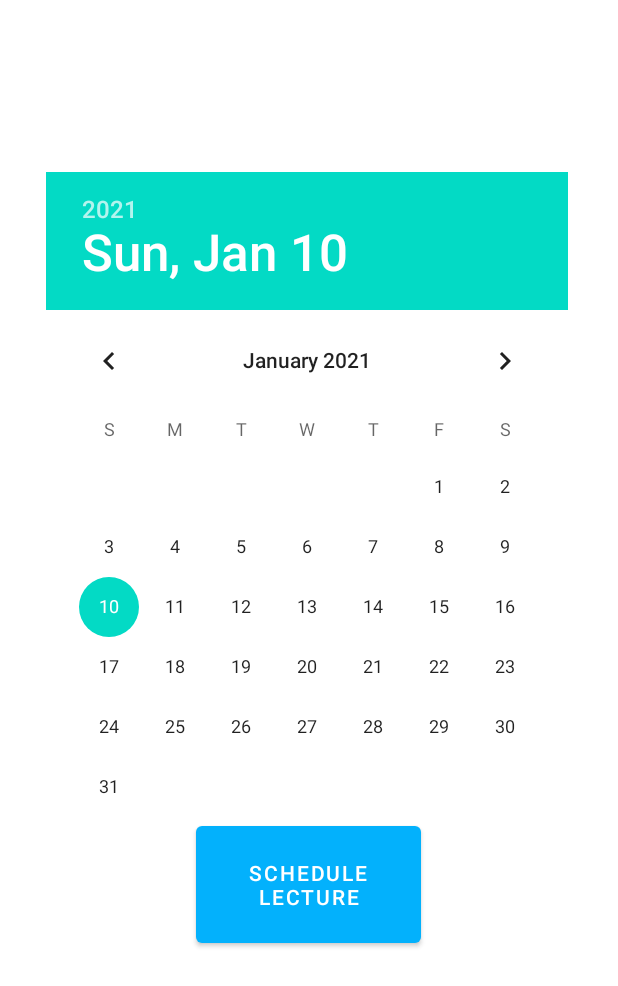
After one commit to vnavada99/OLSM_admin, an Android app: the layout activity_select_date.xml on its own in the app's theme, with its tools: preview values and no code run, on a phone screen of 412 x 824 dp. The commit adds this screen. Shown: the top 986 px of the screen. Run offline under Robolectric (Android 15) with nearby library versions, the phone set to English and light mode, and no system bars.

Commit message:
Added feature to schedule the Lectures and assign them to the available instructors partially.

```diff
--- a/app/src/main/AndroidManifest.xml
+++ b/app/src/main/AndroidManifest.xml
@@ -9,10 +9,12 @@
         android:roundIcon="@mipmap/ic_main_logo"
         android:supportsRtl="true"
         android:theme="@style/Theme.OLSM_admin">
+        <activity android:name="Instructor.select_instructor"></activity>
+        <activity android:name="assign_lecture.select_date" />
         <activity
             android:name="courses.scrolling_view_course"
             android:label="@string/title_activity_scrolling_view_course"
-            android:theme="@style/Theme.OLSM_admin.NoActionBar"></activity>
+            android:theme="@style/Theme.OLSM_admin.NoActionBar" />
         <activity android:name="courses.view_course" />
         <activity android:name="courses.add_course" />
         <activity android:name=".courses_one" />
--- a/app/src/main/java/com/example/olsm_admin/ui/home/HomeFragment.java
+++ b/app/src/main/java/com/example/olsm_admin/ui/home/HomeFragment.java
@@ -55,7 +55,7 @@ public class HomeFragment extends Fragment{
             public void onChanged(@Nullable String s) {
             }
         });
-         fab = root.findViewById(R.id.fab);
+        fab = root.findViewById(R.id.fab);
         fab.setOnClickListener(new View.OnClickListener() {
             @Override
             public void onClick(View view) {
--- /dev/null
+++ b/app/src/main/res/layout/activity_select_date.xml
@@ -0,0 +1,55 @@
+<?xml version="1.0" encoding="utf-8"?>
+<androidx.constraintlayout.widget.ConstraintLayout xmlns:android="http://schemas.android.com/apk/res/android"
+    xmlns:app="http://schemas.android.com/apk/res-auto"
+    xmlns:tools="http://schemas.android.com/tools"
+    android:layout_width="match_parent"
+    android:layout_height="match_parent"
+    tools:context="assign_lecture.select_date">
+
+
+    <LinearLayout
+        android:layout_width="match_parent"
+        android:layout_height="wrap_content"
+        android:orientation="vertical"
+        app:layout_constraintBottom_toBottomOf="parent"
+        app:layout_constraintTop_toTopOf="parent"
+        app:layout_constraintVertical_bias="0.023"
+        tools:layout_editor_absoluteX="-16dp">
+
+        <TextView
+            android:id="@+id/sel_date_c_name"
+            android:layout_width="match_parent"
+            android:layout_height="90dp"
+            android:layout_margin="10dp"
+            android:textAlignment="center"
+            android:textSize="25dp"
+            tools:layout_editor_absoluteX="8dp"
+            tools:layout_editor_absoluteY="9dp" />
+
+
+        <DatePicker
+            android:id="@+id/editTextDate"
+            android:layout_width="350dp"
+            android:layout_height="wrap_content"
+            android:ems="10"
+            android:inputType="date"
+            android:layout_gravity="center"
+            app:layout_constraintBottom_toBottomOf="parent"
+            app:layout_constraintEnd_toEndOf="parent"
+            app:layout_constraintHorizontal_bias="0.497"
+            app:layout_constraintStart_toStartOf="parent"
+            app:layout_constraintTop_toTopOf="parent"
+            app:layout_constraintVertical_bias="0.498"
+            app:layout_goneMarginLeft="10dp" />
+
+
+
+        <Button
+            android:layout_width="150dp"
+            android:layout_height="90dp"
+            android:layout_gravity="center"
+            android:text="Schedule Lecture"
+            android:id="@+id/schedule_lec"/>
+    </LinearLayout>
+
+</androidx.constraintlayout.widget.ConstraintLayout>
```
Also changed, not shown: app/src/main/java/Instructor/select_instructor.java (added, +89 -0 lines), app/src/main/java/assign_lecture/select_date.java (added, +52 -0 lines), app/src/main/java/courses/scrolling_view_course.java (+22 -10 lines), app/src/main/java/lecture.java (added, +21 -0 lines), app/src/main/res/layout/activity_select_instructor.xml (added, +35 -0 lines).
